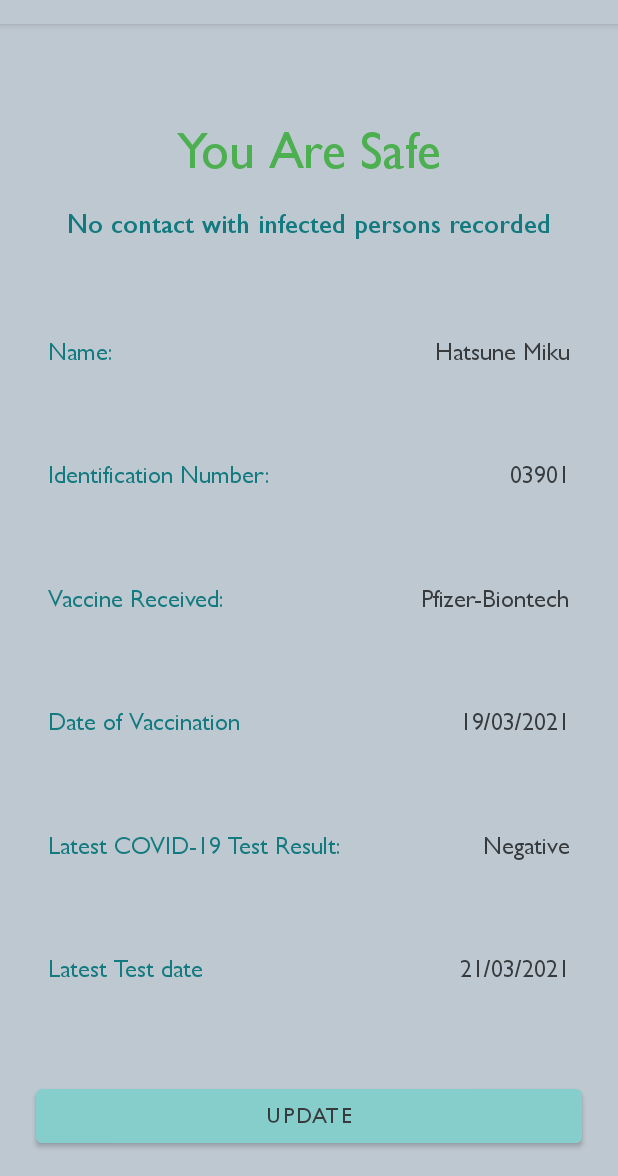
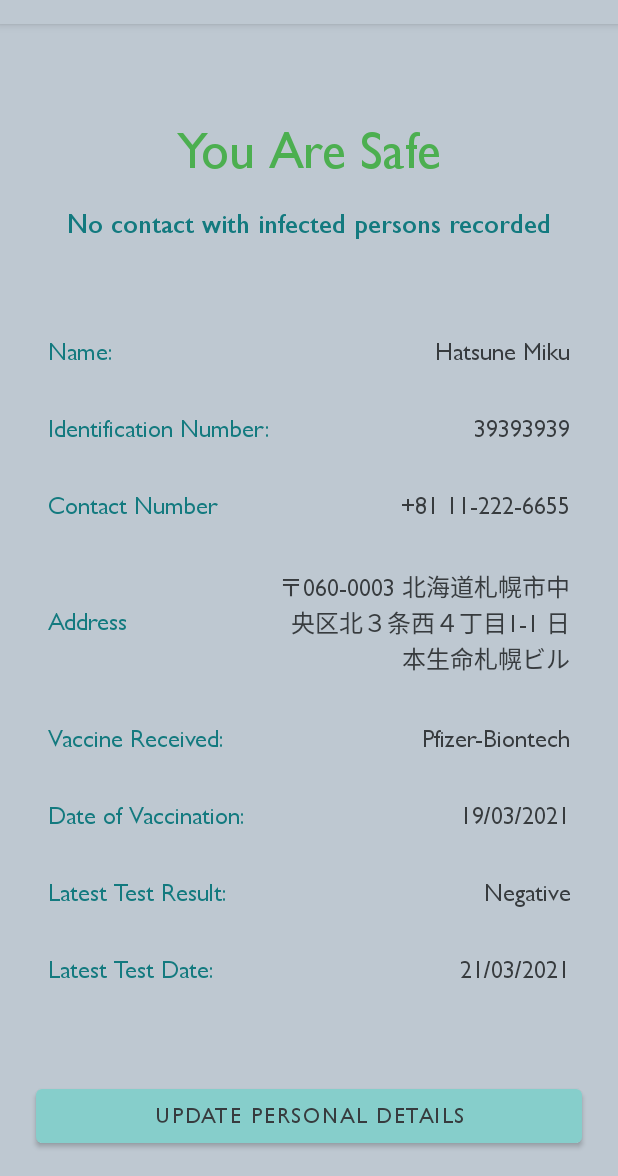
Before and after one commit to road-pig/Covid-Green-Pass, an Android app: the fragment NotificationsFragment shown on its own in the app's theme, on a phone screen of 412 x 824 dp, the part 60-1236 px from its top. Run offline under Robolectric (Android 15) with nearby library versions, the phone set to English and light mode, and no system bars.

Commit message:
added profile fields

```diff
--- a/app/src/main/java/com/example/covidgreenpass/MainActivity.java
+++ b/app/src/main/java/com/example/covidgreenpass/MainActivity.java
@@ -28,3 +28,6 @@ public class MainActivity extends AppCompatActivity {
     }
 
 }
+
+
+//todo login thing, bottom nav, collapsing toolbar, edit details, integrate everything
--- a/app/src/main/java/com/example/covidgreenpass/ui/QRCode/QRCodeFragment.java
+++ b/app/src/main/java/com/example/covidgreenpass/ui/QRCode/QRCodeFragment.java
@@ -23,13 +23,13 @@ public class QRCodeFragment extends Fragment {
         QRCodeViewModel =
                 new ViewModelProvider(this).get(QRCodeViewModel.class);
         View root = inflater.inflate(R.layout.fragment_qrcode, container, false);
-        final TextView textView = root.findViewById(R.id.text_dashboard);
-        QRCodeViewModel.getText().observe(getViewLifecycleOwner(), new Observer<String>() {
-            @Override
-            public void onChanged(@Nullable String s) {
-                textView.setText(s);
-            }
-        });
+//        final TextView textView = root.findViewById(R.id.text_dashboard);
+//        QRCodeViewModel.getText().observe(getViewLifecycleOwner(), new Observer<String>() {
+//            @Override
+//            public void onChanged(@Nullable String s) {
+//                textView.setText(s);
+//            }
+//        });
         return root;
     }
 }
--- a/app/src/main/java/com/example/covidgreenpass/ui/profile/NotificationsFragment.java
+++ b/app/src/main/java/com/example/covidgreenpass/ui/profile/NotificationsFragment.java
@@ -23,13 +23,13 @@ public class NotificationsFragment extends Fragment {
         notificationsViewModel =
                 new ViewModelProvider(this).get(NotificationsViewModel.class);
         View root = inflater.inflate(R.layout.fragment_profile, container, false);
-        final TextView textView = root.findViewById(R.id.text_notifications);
-        notificationsViewModel.getText().observe(getViewLifecycleOwner(), new Observer<String>() {
-            @Override
-            public void onChanged(@Nullable String s) {
-                textView.setText(s);
-            }
-        });
+//        final TextView textView = root.findViewById(R.id.text_notifications);
+//        notificationsViewModel.getText().observe(getViewLifecycleOwner(), new Observer<String>() {
+//            @Override
+////            public void onChanged(@Nullable String s) {
+////                textView.setText(s);
+////            }
+//        });
         return root;
     }
 }
--- a/app/src/main/res/layout/fragment_profile.xml
+++ b/app/src/main/res/layout/fragment_profile.xml
@@ -8,13 +8,17 @@
 
     <TextView
         android:id="@+id/profileName"
-        android:layout_width="wrap_content"
+        android:layout_width="200dp"
         android:layout_height="wrap_content"
+        android:layout_marginTop="64dp"
+        android:gravity="right"
         android:text="Hatsune Miku"
+        android:textAlignment="gravity"
         android:textAppearance="@style/GreyBody"
-        app:layout_constraintBottom_toBottomOf="@+id/name"
+        app:layout_constraintBottom_toTopOf="@+id/profileID"
         app:layout_constraintEnd_toEndOf="@+id/profileID"
-        app:layout_constraintTop_toTopOf="@+id/name" />
+        app:layout_constraintTop_toBottomOf="@+id/status2TextView"
+        app:layout_constraintVertical_chainStyle="spread_inside" />
 
     <TextView
         android:id="@+id/statusTextView"
@@ -45,14 +49,13 @@
         android:id="@+id/name"
         android:layout_width="wrap_content"
         android:layout_height="wrap_content"
-        android:layout_marginTop="64dp"
+        android:layout_marginStart="32dp"
         android:text="Name:"
         android:textAppearance="@style/SmallText"
         android:textColor="@color/dark_turquoise"
-        app:layout_constraintBottom_toTopOf="@+id/idno"
-        app:layout_constraintStart_toStartOf="@+id/idno"
-        app:layout_constraintTop_toBottomOf="@+id/status2TextView"
-        app:layout_constraintVertical_chainStyle="spread_inside" />
+        app:layout_constraintBottom_toBottomOf="@+id/profileName"
+        app:layout_constraintStart_toStartOf="parent"
+        app:layout_constraintTop_toTopOf="@+id/profileName" />
 
     <TextView
         android:id="@+id/idno"
@@ -60,19 +63,21 @@
         android:layout_height="wrap_content"
         android:text="Identification Number:"
         android:textAppearance="@style/SmallText"
-        app:layout_constraintBottom_toTopOf="@+id/vaccinereceived"
-        app:layout_constraintStart_toStartOf="@+id/vaccinereceived"
-        app:layout_constraintTop_toBottomOf="@+id/name" />
+        app:layout_constraintBottom_toBottomOf="@+id/profileID"
+        app:layout_constraintStart_toStartOf="@+id/name"
+        app:layout_constraintTop_toTopOf="@+id/profileID" />
 
     <TextView
         android:id="@+id/profileID"
-        android:layout_width="wrap_content"
+        android:layout_width="200dp"
         android:layout_height="wrap_content"
-        android:text="03901"
+        android:gravity="right"
+        android:text="39393939"
+        android:textAlignment="gravity"
         android:textAppearance="@style/GreyBody"
-        app:layout_constraintBottom_toBottomOf="@+id/idno"
-        app:layout_constraintEnd_toEndOf="@+id/profileVaccineName"
-        app:layout_constraintTop_toTopOf="@+id/idno" />
+        app:layout_constraintBottom_toTopOf="@+id/profileContactNumber"
+        app:layout_constraintEnd_toEndOf="@+id/profileContactNumber"
+        app:layout_constraintTop_toBottomOf="@+id/profileName" />
 
     <TextView
         android:id="@+id/vaccinereceived"
@@ -80,82 +85,89 @@
         android:layout_height="wrap_content"
         android:text="Vaccine Received:"
         android:textAppearance="@style/SmallText"
-        app:layout_constraintBottom_toTopOf="@+id/vaccinationdate"
-        app:layout_constraintStart_toStartOf="@+id/vaccinationdate"
-        app:layout_constraintTop_toBottomOf="@+id/idno" />
+        app:layout_constraintBottom_toBottomOf="@+id/profileVaccineName"
+        app:layout_constraintStart_toStartOf="@+id/address"
+        app:layout_constraintTop_toTopOf="@+id/profileVaccineName" />
 
     <TextView
         android:id="@+id/profileVaccineName"
-        android:layout_width="wrap_content"
+        android:layout_width="200dp"
         android:layout_height="wrap_content"
+        android:gravity="right"
         android:text="Pfizer-Biontech"
+        android:textAlignment="gravity"
         android:textAppearance="@style/GreyBody"
-        app:layout_constraintBottom_toBottomOf="@+id/vaccinereceived"
+        app:layout_constraintBottom_toTopOf="@+id/profileVaccinationDate"
         app:layout_constraintEnd_toEndOf="@+id/profileVaccinationDate"
-        app:layout_constraintTop_toTopOf="@+id/vaccinereceived" />
+        app:layout_constraintTop_toBottomOf="@+id/addressTextView" />
 
     <TextView
         android:id="@+id/vaccinationdate"
         android:layout_width="wrap_content"
         android:layout_height="wrap_content"
-        android:text="Date of Vaccination"
+        android:text="Date of Vaccination:"
         android:textAppearance="@style/SmallText"
-        app:layout_constraintBottom_toTopOf="@+id/testresult"
-        app:layout_constraintStart_toStartOf="@+id/testresult"
-        app:layout_constraintTop_toBottomOf="@+id/vaccinereceived" />
+        app:layout_constraintBottom_toBottomOf="@+id/profileVaccinationDate"
+        app:layout_constraintStart_toStartOf="@+id/vaccinereceived"
+        app:layout_constraintTop_toTopOf="@+id/profileVaccinationDate" />
 
     <TextView
         android:id="@+id/profileVaccinationDate"
-        android:layout_width="wrap_content"
+        android:layout_width="200dp"
         android:layout_height="wrap_content"
+        android:gravity="right"
         android:text="19/03/2021"
+        android:textAlignment="gravity"
         android:textAppearance="@style/GreyBody"
-        app:layout_constraintBottom_toBottomOf="@+id/vaccinationdate"
+        app:layout_constraintBottom_toTopOf="@+id/profileTestResult"
         app:layout_constraintEnd_toEndOf="@+id/profileTestResult"
-        app:layout_constraintTop_toTopOf="@+id/vaccinationdate" />
+        app:layout_constraintTop_toBottomOf="@+id/profileVaccineName" />
 
     <TextView
         android:id="@+id/testresult"
         android:layout_width="wrap_content"
         android:layout_height="wrap_content"
-        android:text="Latest COVID-19 Test Result:"
+        android:text="Latest Test Result:"
         android:textAppearance="@style/SmallText"
-        app:layout_constraintBottom_toTopOf="@+id/latesttestdate"
-        app:layout_constraintStart_toStartOf="@+id/latesttestdate"
-        app:layout_constraintTop_toBottomOf="@+id/vaccinationdate" />
+        app:layout_constraintBottom_toBottomOf="@+id/profileTestResult"
+        app:layout_constraintStart_toStartOf="@+id/vaccinationdate"
+        app:layout_constraintTop_toTopOf="@+id/profileTestResult" />
 
     <TextView
         android:id="@+id/profileTestResult"
-        android:layout_width="wrap_content"
+        android:layout_width="200dp"
         android:layout_height="wrap_content"
+        android:gravity="right"
         android:text="Negative"
+        android:textAlignment="gravity"
         android:textAppearance="@style/GreyBody"
-        app:layout_constraintBottom_toBottomOf="@+id/testresult"
+        app:layout_constraintBottom_toTopOf="@+id/profileTestDate"
         app:layout_constraintEnd_toEndOf="@+id/profileTestDate"
-        app:layout_constraintTop_toTopOf="@+id/testresult" />
+        app:layout_constraintTop_toBottomOf="@+id/profileVaccinationDate" />
 
     <TextView
         android:id="@+id/latesttestdate"
         android:layout_width="wrap_content"
         android:layout_height="wrap_content"
-        android:layout_marginStart="32dp"
-        android:layout_marginBottom="64dp"
-        android:text="Latest Test date"
+        android:text="Latest Test Date:"
         android:textAppearance="@style/SmallText"
-        app:layout_constraintBottom_toTopOf="@+id/profileUpdate"
-        app:layout_constraintStart_toStartOf="parent"
-        app:layout_constraintTop_toBottomOf="@+id/testresult" />
+        app:layout_constraintBottom_toBottomOf="@+id/profileTestDate"
+        app:layout_constraintStart_toStartOf="@+id/testresult"
+        app:layout_constraintTop_toTopOf="@+id/profileTestDate" />
 
     <TextView
         android:id="@+id/profileTestDate"
-        android:layout_width="wrap_content"
+        android:layout_width="200dp"
         android:layout_height="wrap_content"
         android:layout_marginEnd="32dp"
+        android:layout_marginBottom="32dp"
+        android:gravity="right"
         android:text="21/03/2021"
+        android:textAlignment="gravity"
         android:textAppearance="@style/GreyBody"
-        app:layout_constraintBottom_toBottomOf="@+id/latesttestdate"
+        app:layout_constraintBottom_toTopOf="@+id/profileUpdate"
         app:layout_constraintEnd_toEndOf="parent"
-        app:layout_constraintTop_toTopOf="@+id/latesttestdate" />
+        app:layout_constraintTop_toBottomOf="@+id/profileTestResult" />
 
     <Button
         android:id="@+id/profileUpdate"
@@ -164,8 +176,54 @@
         android:layout_marginStart="24dp"
         android:layout_marginEnd="24dp"
         android:layout_marginBottom="16dp"
-        android:text="Update"
+        android:text="Update Personal Details"
         app:layout_constraintBottom_toBottomOf="parent"
         app:layout_constraintEnd_toEndOf="parent"
-        app:layout_constraintStart_toStartOf="parent" />
+        app:layout_constraintHorizontal_bias="0.5"
+        app:layout_constraintStart_toStartOf="parent"
+        app:layout_constraintTop_toBottomOf="@+id/profileTestDate" />
+
+    <TextView
+        android:id="@+id/contactnumber"
+        android:layout_width="wrap_content"
+        android:layout_height="wrap_content"
+        android:text="Contact Number"
+        android:textAppearance="@style/SmallText"
+        app:layout_constraintBottom_toBottomOf="@+id/profileContactNumber"
+        app:layout_constraintStart_toStartOf="@+id/idno"
+        app:layout_constraintTop_toTopOf="@+id/profileContactNumber" />
+
+    <TextView
+        android:id="@+id/address"
+        android:layout_width="wrap_content"
+        android:layout_height="wrap_content"
+        android:text="Address"
+        android:textAppearance="@style/SmallText"
+        app:layout_constraintBottom_toBottomOf="@+id/addressTextView"
+        app:layout_constraintStart_toStartOf="@+id/contactnumber"
+        app:layout_constraintTop_toTopOf="@+id/addressTextView" />
+
+    <TextView
+        android:id="@+id/profileContactNumber"
+        android:layout_width="200dp"
+        android:layout_height="wrap_content"
+        android:gravity="right"
+        android:text="+81 11-222-6655"
+        android:textAlignment="gravity"
+        android:textAppearance="@style/GreyBody"
+        app:layout_constraintBottom_toTopOf="@+id/addressTextView"
+        app:layout_constraintEnd_toEndOf="@+id/addressTextView"
+        app:layout_constraintTop_toBottomOf="@+id/profileID" />
+
+    <TextView
+        android:id="@+id/addressTextView"
+        android:layout_width="200dp"
+        android:layout_height="wrap_content"
+        android:gravity="right"
+        android:text="〒060-0003 北海道札幌市中央区北３条西４丁目1-1 日本生命札幌ビル"
+        android:textAlignment="gravity"
+        android:textAppearance="@style/GreyBody"
+        app:layout_constraintBottom_toTopOf="@+id/profileVaccineName"
+        app:layout_constraintEnd_toEndOf="@+id/profileVaccineName"
+        app:layout_constraintTop_toBottomOf="@+id/profileContactNumber" />
 </androidx.constraintlayout.widget.ConstraintLayout>
```
